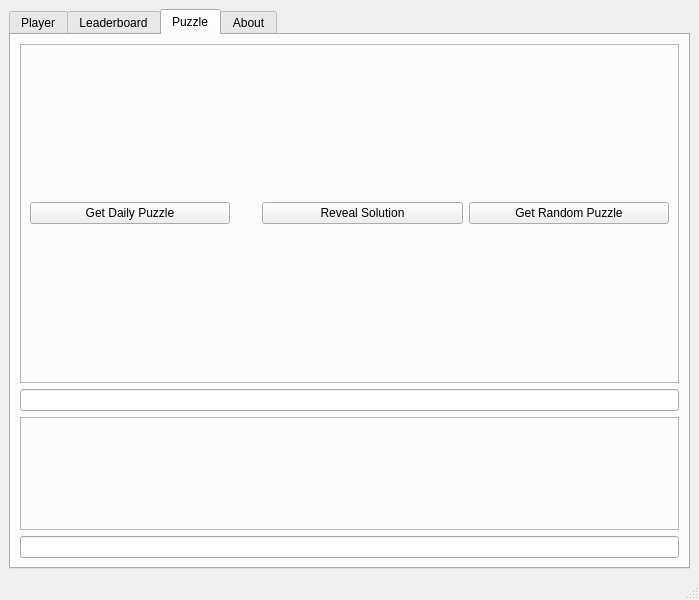
Above: src/interface/main_window.ui from afmdiazh/Chess-Dot-Py before the change. Below: the same form after it.
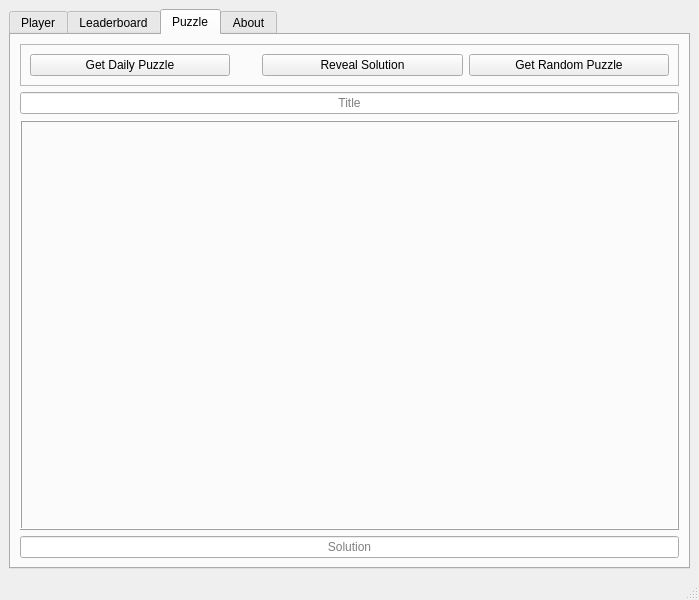
That is the form after the change. The open tabs and pages were chosen to show the change. Icons and pictures are not drawn. Custom widgets are drawn as their Qt base class.

Commit message: UI: Implemented subclass for resizable images with aspect ratio

Diff of the .ui file:
```diff
--- a/src/interface/main_window.ui
+++ b/src/interface/main_window.ui
@@ -1620,8 +1620,14 @@
            <layout class="QGridLayout" name="gridLayoutPuzzle">
             <item row="1" column="0">
              <widget class="QFrame" name="framePuzzleImage">
+              <property name="sizePolicy">
+               <sizepolicy hsizetype="Expanding" vsizetype="Expanding">
+                <horstretch>0</horstretch>
+                <verstretch>0</verstretch>
+               </sizepolicy>
+              </property>
               <property name="frameShape">
-               <enum>QFrame::StyledPanel</enum>
+               <enum>QFrame::Box</enum>
               </property>
               <property name="frameShadow">
                <enum>QFrame::Raised</enum>
@@ -1631,8 +1637,8 @@
                 <widget class="QLabel" name="labelPuzzleImage">
                  <property name="maximumSize">
                   <size>
-                   <width>400</width>
-                   <height>400</height>
+                   <width>16777215</width>
+                   <height>16777215</height>
                   </size>
                  </property>
                  <property name="text">
@@ -1654,9 +1660,15 @@
             </item>
             <item row="2" column="0">
              <widget class="QLineEdit" name="lineEditPuzzleSolution">
+              <property name="alignment">
+               <set>Qt::AlignCenter</set>
+              </property>
               <property name="readOnly">
                <bool>true</bool>
               </property>
+              <property name="placeholderText">
+               <string>Solution</string>
+              </property>
              </widget>
             </item>
             <item row="0" column="0">
@@ -1664,6 +1676,12 @@
               <property name="alignment">
                <set>Qt::AlignCenter</set>
               </property>
+              <property name="readOnly">
+               <bool>true</bool>
+              </property>
+              <property name="placeholderText">
+               <string>Title</string>
+              </property>
              </widget>
             </item>
            </layout>
@@ -1769,6 +1787,13 @@
   </widget>
   <widget class="QStatusBar" name="statusbar"/>
  </widget>
+ <customwidgets>
+  <customwidget>
+   <class>ImageWidget</class>
+   <extends>QLabel</extends>
+   <header>interface.image_widget.h</header>
+  </customwidget>
+ </customwidgets>
  <tabstops>
   <tabstop>tabWidgetMain</tabstop>
   <tabstop>lineEditPlayerSearch</tabstop>
```
Left out of the diff: 20 changed lines with no effect on the pictures. The commit also changes 3 other files.
